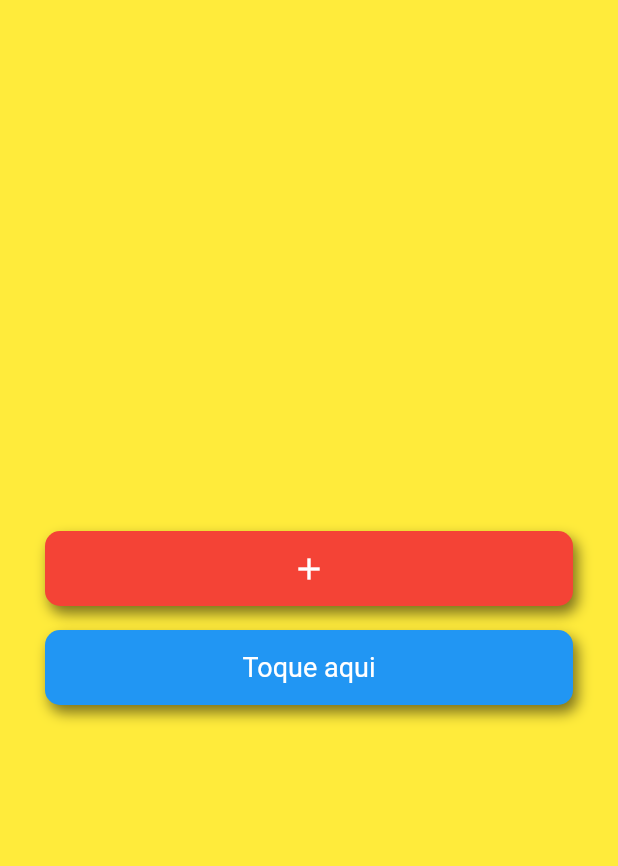
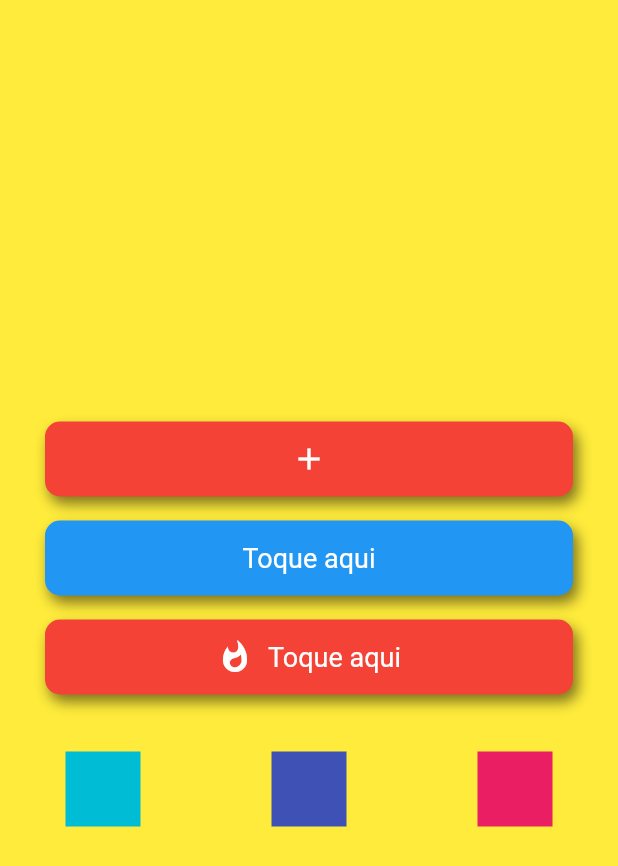
Before and after one commit to gesse-fernandes/05CatalogoWidget, a Flutter app: the screen it shows after launch, on a phone screen of 412 x 824 dp. Shown: the top 866 px of the screen. Run offline on Flutter 3.47's test engine with Material 2 defaults, Android fonts, the phone set to English and light mode, and no system bars.

Commit message:
top perfeito sobre linhas e suas propriedades

```diff
--- a/lib/main.dart
+++ b/lib/main.dart
@@ -38,8 +38,32 @@
               /*SizedBox(
                 height: 20,
               ),*/
+              ButtonText(),
+              ButtonTextIcon(),
 
-              ButtonText(),
+              SizedBox(
+                height: 30,
+              ),
+              Row(
+                mainAxisAlignment: MainAxisAlignment.spaceAround,
+                children: <Widget>[
+                  Container(
+                    width: 50,
+                    height: 50,
+                    color: Colors.cyan,
+                  ),
+                  Container(
+                    width: 50,
+                    height: 50,
+                    color: Colors.indigo,
+                  ),
+                  Container(
+                    width: 50,
+                    height: 50,
+                    color: Colors.pink,
+                  )
+                ],
+              )
             ],
           ),
         ),
@@ -102,6 +126,45 @@
   }
 }
 
+class ButtonTextIcon extends StatelessWidget {
+  const ButtonTextIcon({Key? key}) : super(key: key);
+
+  @override
+  Widget build(BuildContext context) {
+    return Padding(
+      padding: const EdgeInsets.symmetric(vertical: 8, horizontal: 30),
+      child: Container(
+          decoration: BoxDecoration(
+              color: Colors.red,
+              borderRadius: BorderRadius.circular(10.0),
+              boxShadow: <BoxShadow>[
+                BoxShadow(
+                    color: Colors.black.withOpacity(0.5),
+                    offset: Offset(3.0, 5.0),
+                    blurRadius: 7)
+              ]),
+          width: double.infinity,
+          height: 50,
+          child: Row(
+            mainAxisAlignment: MainAxisAlignment.center,
+            children: <Widget>[
+              Icon(
+                Icons.whatshot,
+                color: Colors.white,
+              ),
+              SizedBox(
+                width: 10,
+              ),
+              Text(
+                "Toque aqui",
+                style: TextStyle(color: Colors.white, fontSize: 18),
+              ),
+            ],
+          )),
+    );
+  }
+}
+
 class ButtonText extends StatelessWidget {
   const ButtonText({Key? key}) : super(key: key);
 
```
